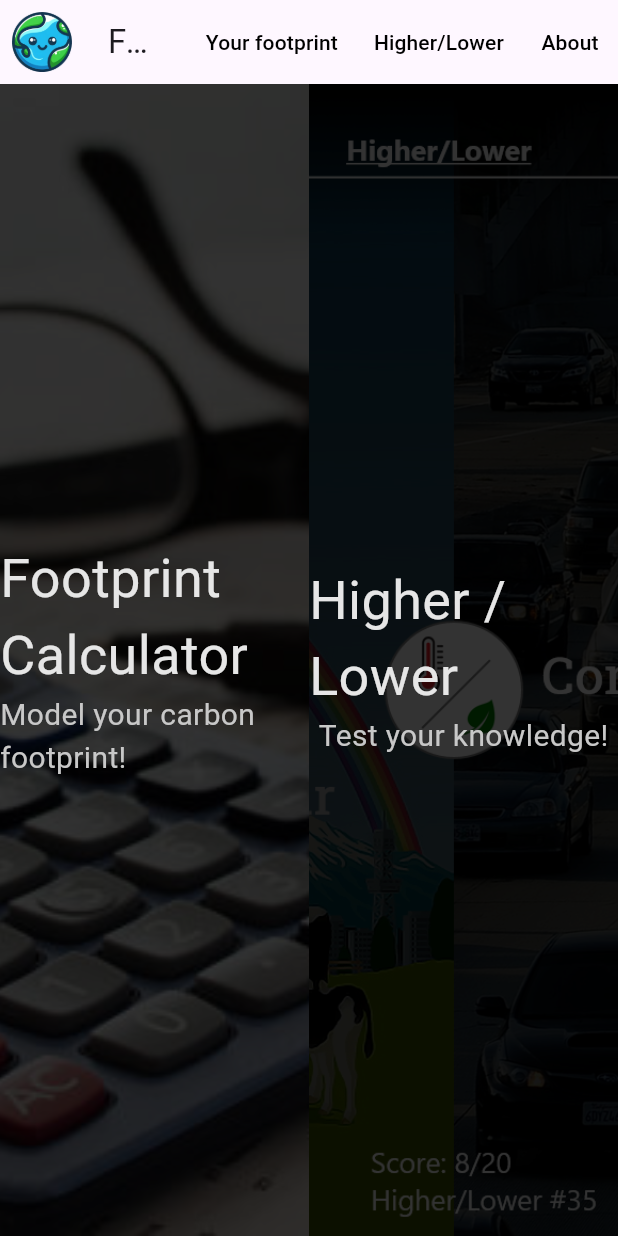
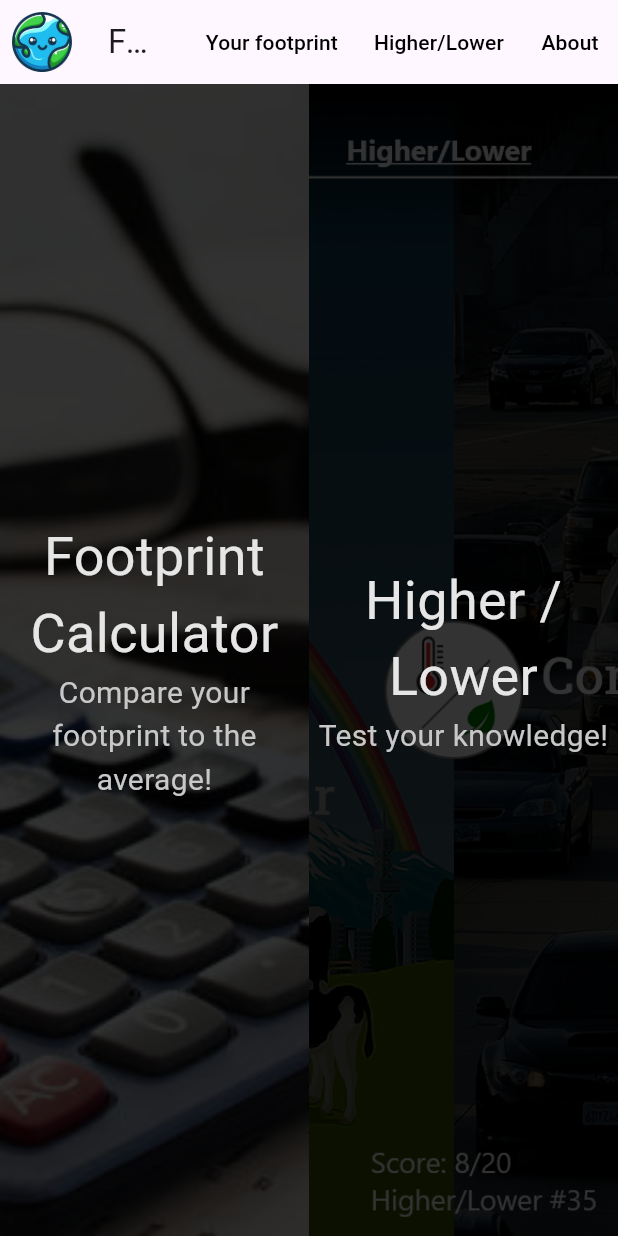
Before and after one commit to tacecapSx/fair-carbon-project, a Flutter app: the screen it shows after launch, on a phone screen of 412 x 824 dp. Run offline on Flutter 3.47's test engine with Material 3 defaults, Android fonts, the light colour scheme and no system bars; our stand-ins replace firebase_core, firebase_database, fl_chart; accounts and stored records are empty.

Commit message:
better description for footprint calculator

```diff
--- a/lib/custom_widgets.dart
+++ b/lib/custom_widgets.dart
@@ -125,6 +125,7 @@ class ImageButtonWidgetState extends State<ImageButtonWidget> {
                         children: [
                         Text(
                           widget.text,
+                          textAlign: TextAlign.center,
                           style: const TextStyle(
                             fontSize: 36,
                             color: AppColors.whiteTextColor
@@ -132,6 +133,7 @@ class ImageButtonWidgetState extends State<ImageButtonWidget> {
                         ),
                         Text(
                           widget.description,
+                          textAlign: TextAlign.center,
                           style: const TextStyle(
                             fontSize: 20,
                             color: Color.fromARGB(255, 200, 200, 200)
--- a/lib/main.dart
+++ b/lib/main.dart
@@ -51,7 +51,7 @@ class HomePageWidgetState extends State<HomePageWidget> {
         body: Row(
           mainAxisAlignment: MainAxisAlignment.spaceEvenly,
           children: [
-            ImageButtonWidget(text: "Footprint Calculator", description: "Model your carbon footprint!", imagePath: "assets/calculator.jpg", page: QuestionnairePage()),
+            ImageButtonWidget(text: "Footprint Calculator", description: "Compare your footprint to the average!", imagePath: "assets/calculator.jpg", page: QuestionnairePage()),
             ImageButtonWidget(text: "Higher / Lower", description: "Test your knowledge!", imagePath: "assets/higherlowerpage.png", page: HigherLowerModePage())
           ]
         ),
```
Also changed, not shown: 4 other files.
